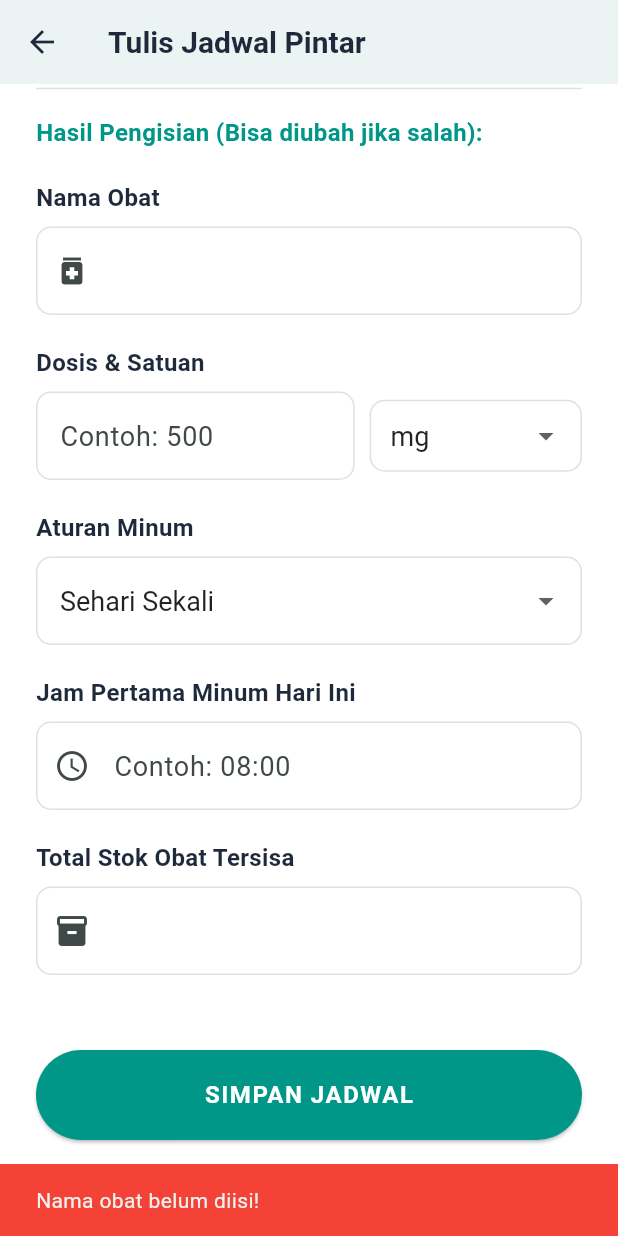
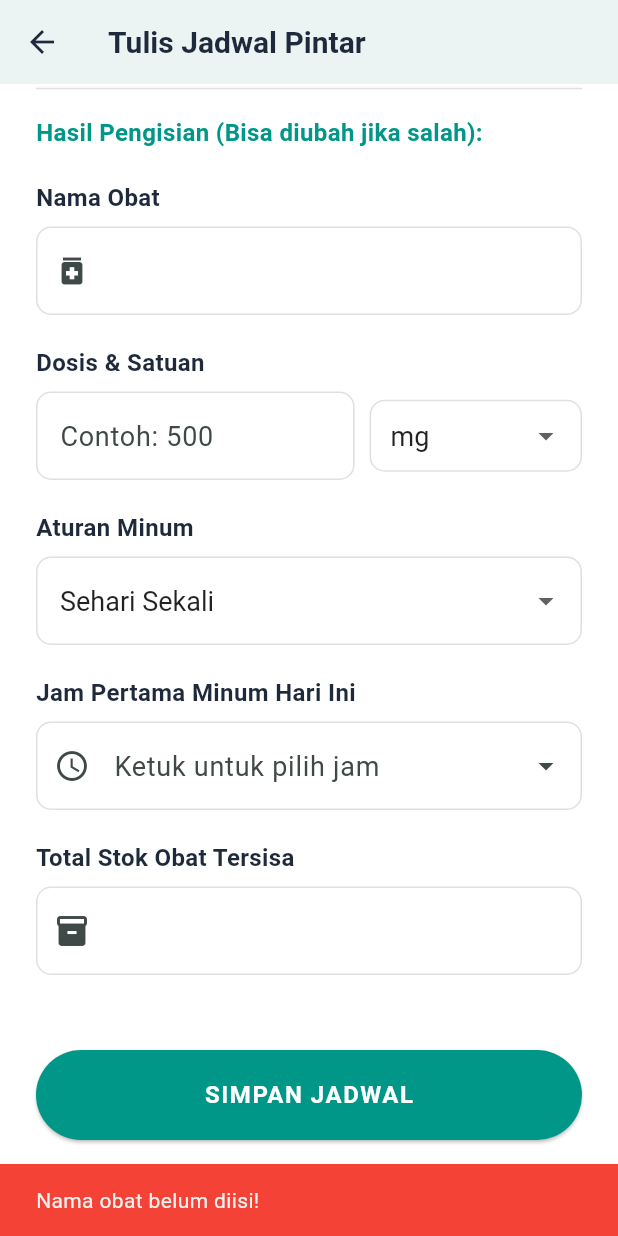
Before and after one commit to IrhamAnakMamah/TPM, a Flutter app: the AddScheduleScreen screen opened directly, scrolled down 404 dp, after a tap on "SIMPAN JADWAL", on a phone screen of 412 x 824 dp. Run offline on Flutter 3.47's test engine with Material 3 defaults, Android fonts, the light colour scheme and no system bars; our stand-ins replace sqflite; accounts and stored records are empty.

Commit message:
feat: add time picker widget and optional dosage field
- Implemented native time picker for 'Jam Pertama Minum' field
- Replaced manual text input with showTimePicker() dialog
- Custom theme for time picker (Teal brand color)
- Added GestureDetector + AbsorbPointer to prevent keyboard
- Format time as HH:mm (24-hour format)

- Made dosage field optional (user feedback)
- Validation only runs if dosage field is filled
- Default dosage value 1.0 if empty
- Updated _validateForm() and _saveSchedule() methods

User feedback improvements from device testing

```diff
--- a/lib/features/dashboard/screens/add_schedule_screen.dart
+++ b/lib/features/dashboard/screens/add_schedule_screen.dart
@@ -89,14 +89,12 @@ class _AddScheduleScreenState extends State<AddScheduleScreen> {
       return 'Nama obat belum diisi!';
     }
 
-    // Validasi dosis
-    if (_dosageController.text.trim().isEmpty) {
-      return 'Dosis obat belum diisi!';
-    }
-
+    // Validasi dosis (OPSIONAL - hanya validasi jika diisi)
+    if (_dosageController.text.trim().isNotEmpty) {
       final dosage = int.tryParse(_dosageController.text.trim());
       if (dosage == null || dosage <= 0) {
         return 'Dosis harus berupa angka positif!';
+      }
     }
 
     // Validasi stok
@@ -166,64 +164,63 @@ class _AddScheduleScreenState extends State<AddScheduleScreen> {
     }
 
     // ─────────────────────────────────────────────────────────────
-    // 3. SET LOADING STATE
+    // 3. PASTIKAN USER ADA DI DATABASE LOKAL
+    // ─────────────────────────────────────────────────────────────
+    await _dbHelper.ensureUserExists(
+      userId: userId,
+      username: _session.username,
+      email: _session.userEmail,
+      fullName: _session.userName,
+    );
+
+    // ─────────────────────────────────────────────────────────────
+    // 4. SET LOADING STATE
     // ─────────────────────────────────────────────────────────────
     setState(() => _isSaving = true);
 
     try {
       // ─────────────────────────────────────────────────────────────
-      // 4. SIAPKAN DATA MEDICATION
-      // ─────────────────────────────────────────────────────────────
-      final now = DateTime.now().toIso8601String();
-
-      final medicationData = {
-        'user_id': userId,
-        'name': _nameController.text.trim(),
-        'dosage': int.parse(_dosageController.text.trim()),
-        'dosage_unit': _dosageUnit,
-        'drug_type': 'prescription', // Default, bisa disesuaikan
-        'total_stock': int.parse(_stockController.text.trim()),
-        'description': null, // Bisa ditambahkan field di form nanti
-        'rx_cui': null, // Bisa diisi dari API RxNorm nanti
-        'created_at': now,
-        'updated_at': now,
-      };
-
-      // ─────────────────────────────────────────────────────────────
       // 5. INSERT KE TABEL MEDICATIONS
       // ─────────────────────────────────────────────────────────────
-      final medicationId = await _dbHelper.insertMedication(medicationData);
+      final medicationId = await _dbHelper.insertMedication(
+        userId: userId,
+        name: _nameController.text.trim(),
+        drugType: 'prescription', // Default
+        totalStock: double.parse(_stockController.text.trim()),
+        description: null,
+        rxCui: null,
+      );
 
-      if (medicationId == null || medicationId <= 0) {
+      if (medicationId <= 0) {
         throw Exception('Gagal menyimpan data obat ke database');
       }
 
       // ─────────────────────────────────────────────────────────────
-      // 6. SIAPKAN DATA SCHEDULE
+      // 6. INSERT KE TABEL SCHEDULES
       // ─────────────────────────────────────────────────────────────
-      final scheduleData = {
-        'medication_id': medicationId,
-        'frequency_type': _frequencyType,
-        'frequency_value': _frequencyType == 'every_n_hours'
+      // Parse dosis (default 1 jika kosong)
+      final dosage = _dosageController.text.trim().isEmpty
+          ? 1.0
+          : double.parse(_dosageController.text.trim());
+
+      final scheduleId = await _dbHelper.insertSchedule(
+        medId: medicationId,
+        timeIntake: _timeController.text.trim(),
+        dosage: dosage,
+        dosageUnit: _dosageUnit,
+        frequencyType: _frequencyType,
+        frequencyValue: _frequencyType == 'every_n_hours'
             ? int.parse(_freqValueController.text.trim())
-            : null,
-        'time_intake': _timeController.text.trim(),
-        'notes': null, // Bisa ditambahkan field notes di form nanti
-        'is_active': 1, // Aktif by default
-        'created_at': now,
-      };
+            : 1, // Default 1 untuk daily
+        notes: null,
+      );
 
-      // ─────────────────────────────────────────────────────────────
-      // 7. INSERT KE TABEL SCHEDULES
-      // ─────────────────────────────────────────────────────────────
-      final scheduleId = await _dbHelper.insertSchedule(scheduleData);
-
-      if (scheduleId == null || scheduleId <= 0) {
+      if (scheduleId <= 0) {
         throw Exception('Gagal menyimpan jadwal ke database');
       }
 
       // ─────────────────────────────────────────────────────────────
-      // 8. TAMPILKAN SUCCESS MESSAGE
+      // 7. TAMPILKAN SUCCESS MESSAGE
       // ─────────────────────────────────────────────────────────────
       if (mounted) {
         ScaffoldMessenger.of(context).showSnackBar(
@@ -247,7 +244,7 @@ class _AddScheduleScreenState extends State<AddScheduleScreen> {
         );
 
         // ─────────────────────────────────────────────────────────────
-        // 9. KEMBALI KE HOME SCREEN
+        // 8. KEMBALI KE HOME SCREEN
         // ─────────────────────────────────────────────────────────────
         // Pop 2x: keluar dari AddScheduleScreen dan ScheduleChoiceScreen
         Navigator.of(context).pop();
@@ -256,7 +253,7 @@ class _AddScheduleScreenState extends State<AddScheduleScreen> {
 
     } catch (e) {
       // ─────────────────────────────────────────────────────────────
-      // 10. HANDLE ERROR
+      // 9. HANDLE ERROR
       // ─────────────────────────────────────────────────────────────
       if (mounted) {
         ScaffoldMessenger.of(context).showSnackBar(
@@ -269,7 +266,7 @@ class _AddScheduleScreenState extends State<AddScheduleScreen> {
       }
     } finally {
       // ─────────────────────────────────────────────────────────────
-      // 11. RESET LOADING STATE
+      // 10. RESET LOADING STATE
       // ─────────────────────────────────────────────────────────────
       if (mounted) {
         setState(() => _isSaving = false);
@@ -436,15 +433,49 @@ class _AddScheduleScreenState extends State<AddScheduleScreen> {
             ],
 
             _buildLabel('Jam Pertama Minum Hari Ini'),
-            TextField(
+            GestureDetector(
+              onTap: () async {
+                final TimeOfDay? picked = await showTimePicker(
+                  context: context,
+                  initialTime: TimeOfDay.now(),
+                  builder: (BuildContext context, Widget? child) {
+                    return Theme(
+                      data: ThemeData.light().copyWith(
+                        colorScheme: const ColorScheme.light(
+                          primary: Color(0xFF0D9488), // Teal
+                          onPrimary: Colors.white,
+                          surface: Colors.white,
+                          onSurface: Color(0xFF1E293B),
+                        ),
+                        dialogBackgroundColor: Colors.white,
+                      ),
+                      child: child!,
+                    );
+                  },
+                );
+
+                if (picked != null) {
+                  // Format jam ke HH:mm (24 jam)
+                  final hour = picked.hour.toString().padLeft(2, '0');
+                  final minute = picked.minute.toString().padLeft(2, '0');
+                  setState(() {
+                    _timeController.text = '$hour:$minute';
+                  });
+                }
+              },
+              child: AbsorbPointer(
+                child: TextField(
                   controller: _timeController,
                   style: const TextStyle(fontSize: 18),
                   decoration: InputDecoration(
-                hintText: 'Contoh: 08:00',
+                    hintText: 'Ketuk untuk pilih jam',
                     border: OutlineInputBorder(borderRadius: BorderRadius.circular(10)),
                     enabledBorder: OutlineInputBorder(borderRadius: BorderRadius.circular(10), borderSide: BorderSide(color: Colors.grey.shade300)),
                     focusedBorder: OutlineInputBorder(borderRadius: BorderRadius.circular(10), borderSide: const BorderSide(color: Colors.teal, width: 2)),
                     prefixIcon: const Icon(Icons.access_time),
+                    suffixIcon: const Icon(Icons.arrow_drop_down),
+                  ),
+                ),
               ),
             ),
 
```
Lines whose indentation alone changed are shown as unchanged.
